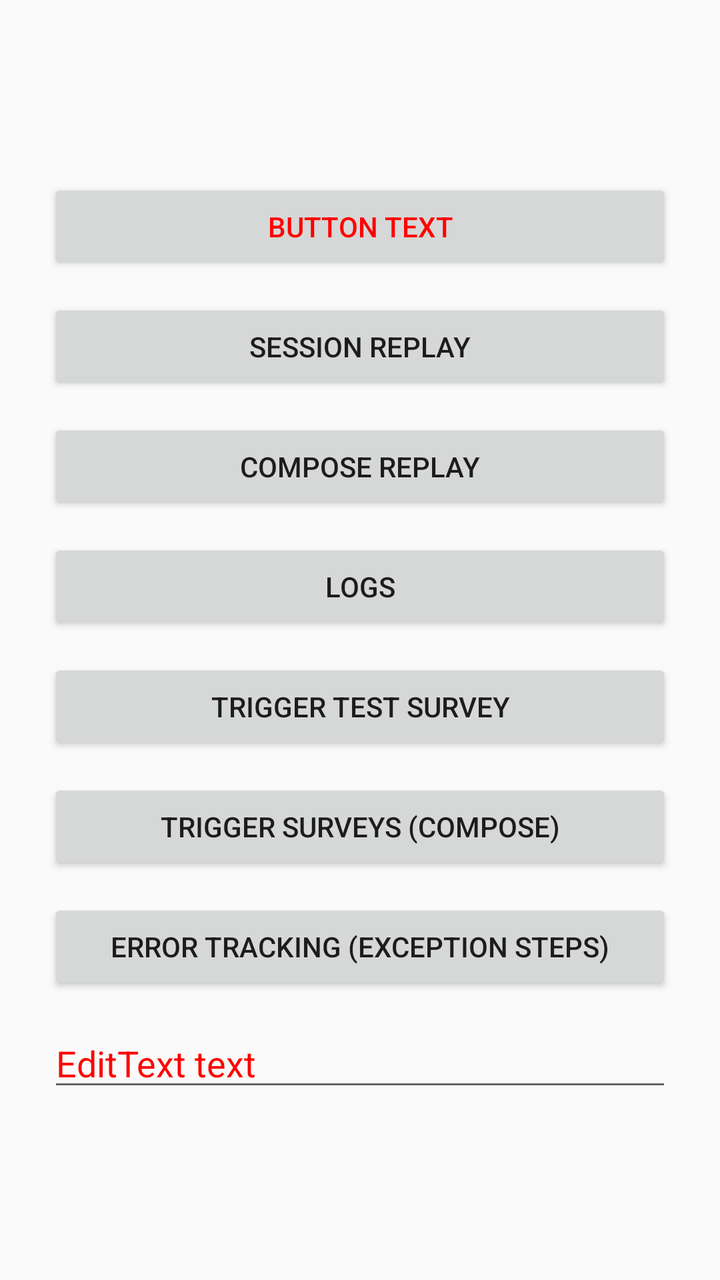
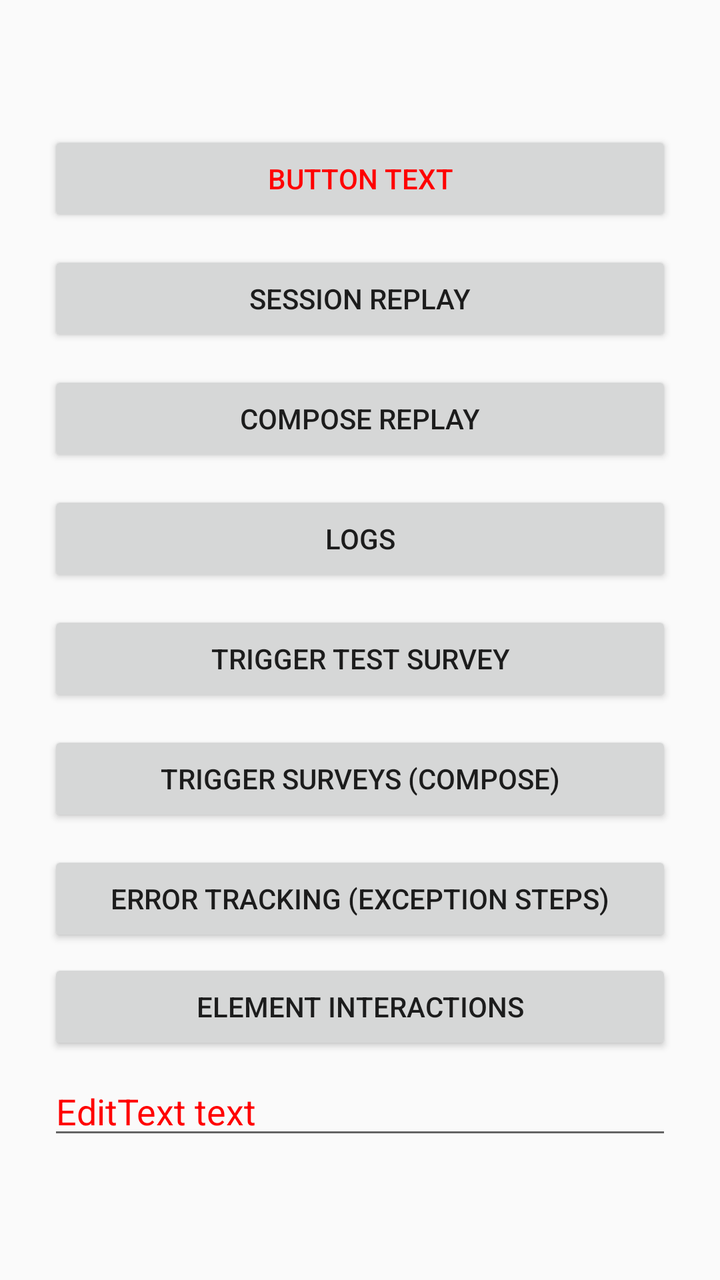

Screens rendered from an Android XML layout before and after an edit, with the pre-edit source and the edit as a unified diff.
<!-- AndroidManifest.xml: application theme Theme.PostHogAndroidSample -->
<!-- res/layout/normal_activity.xml -->
<?xml version="1.0" encoding="utf-8"?>
<LinearLayout xmlns:android="http://schemas.android.com/apk/res/android"
    xmlns:tools="http://schemas.android.com/tools"
    android:layout_width="match_parent"
    android:layout_height="match_parent"
    android:orientation="vertical"
    android:gravity="center"
    android:padding="24dp"
    tools:context=".NormalActivity"
    tools:ignore="MissingDefaultResource">

    <Button
        android:layout_width="match_parent"
        android:layout_height="wrap_content"
        android:layout_marginVertical="6dp"
        android:text="Button text"
        android:textColor="#FF0000"
        android:id="@+id/button"
        />

    <Button
        android:layout_width="match_parent"
        android:layout_height="wrap_content"
        android:layout_marginVertical="6dp"
        android:text="Session Replay"
        android:id="@+id/sessionReplayButton"
        />

    <Button
        android:layout_width="match_parent"
        android:layout_height="wrap_content"
        android:layout_marginVertical="6dp"
        android:text="Compose Replay"
        android:id="@+id/composeReplayButton"
        />

    <Button
        android:layout_width="match_parent"
        android:layout_height="wrap_content"
        android:layout_marginVertical="6dp"
        android:text="Logs"
        android:id="@+id/logsButton"
        />

    <Button
        android:layout_width="match_parent"
        android:layout_height="wrap_content"
        android:layout_marginVertical="6dp"
        android:text="Trigger test survey"
        android:id="@+id/triggerSurveyButton"
        />

    <Button
        android:layout_width="match_parent"
        android:layout_height="wrap_content"
        android:layout_marginVertical="6dp"
        android:text="Trigger Surveys (Compose)"
        android:id="@+id/openComposeHostButton"
        />

    <Button
        android:layout_width="match_parent"
        android:layout_height="wrap_content"
        android:layout_marginVertical="6dp"
        android:text="Error Tracking (exception steps)"
        android:id="@+id/errorTrackingButton"
        />

    <EditText
        android:layout_width="match_parent"
        android:layout_height="wrap_content"
        android:layout_marginVertical="6dp"
        android:text="EditText text"
        android:inputType="textVisiblePassword"
        android:textColor="#FF0000"
        android:id="@+id/editText"
        />
</LinearLayout>
<!-- resources referenced by this layout -->
<resources>
  <style name="Theme.PostHogAndroidSample" parent="android:Theme.Material.Light.NoActionBar" />
</resources>

<!-- the commit's change to res/layout/normal_activity.xml (unified diff, before → after) -->
@@ -66,6 +66,13 @@
         android:id="@+id/errorTrackingButton"
         />
 
+    <Button
+        android:layout_width="match_parent"
+        android:layout_height="wrap_content"
+        android:text="Element interactions"
+        android:id="@+id/interactionsButton"
+        />
+
     <EditText
         android:layout_width="match_parent"
         android:layout_height="wrap_content"
